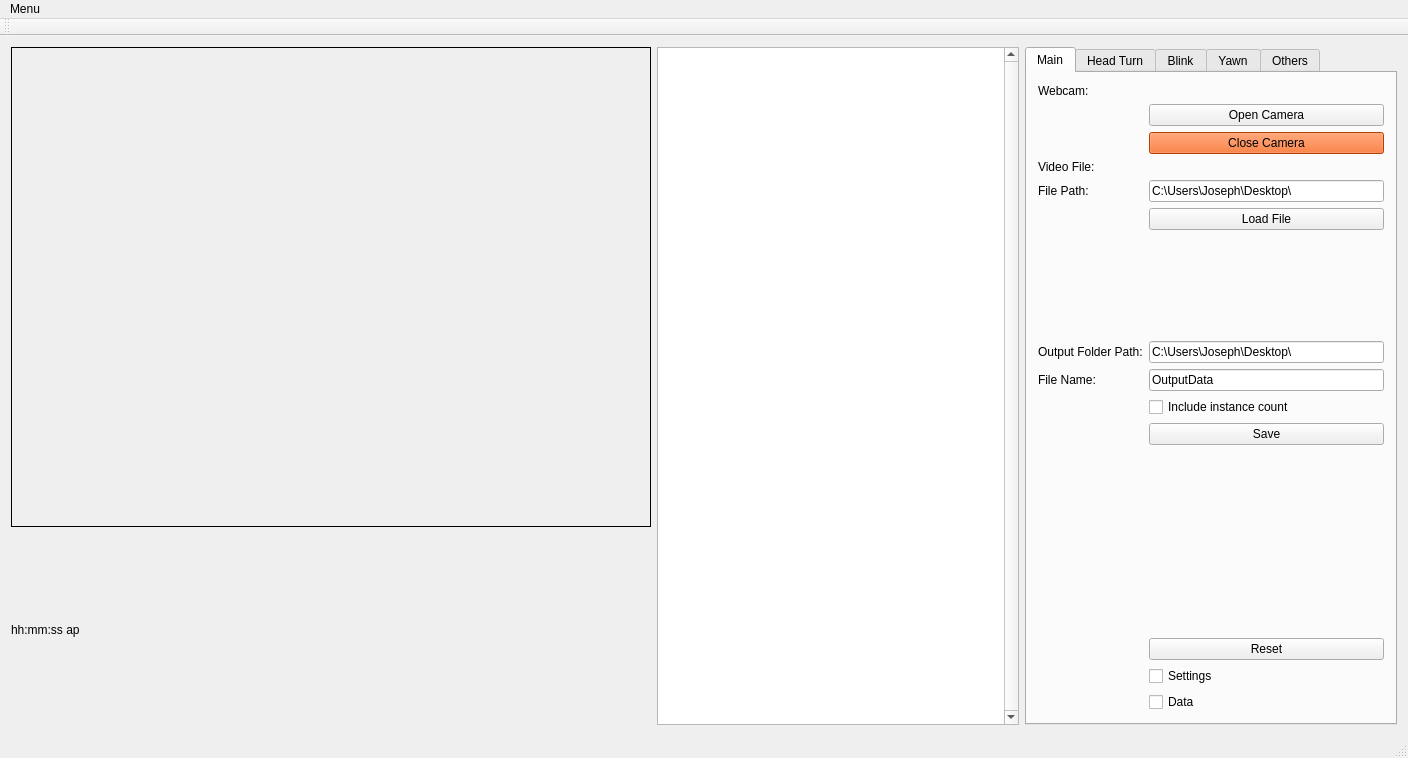
Qt form mainwindow.ui (image-amazing/DriverMonitor) before a commit.
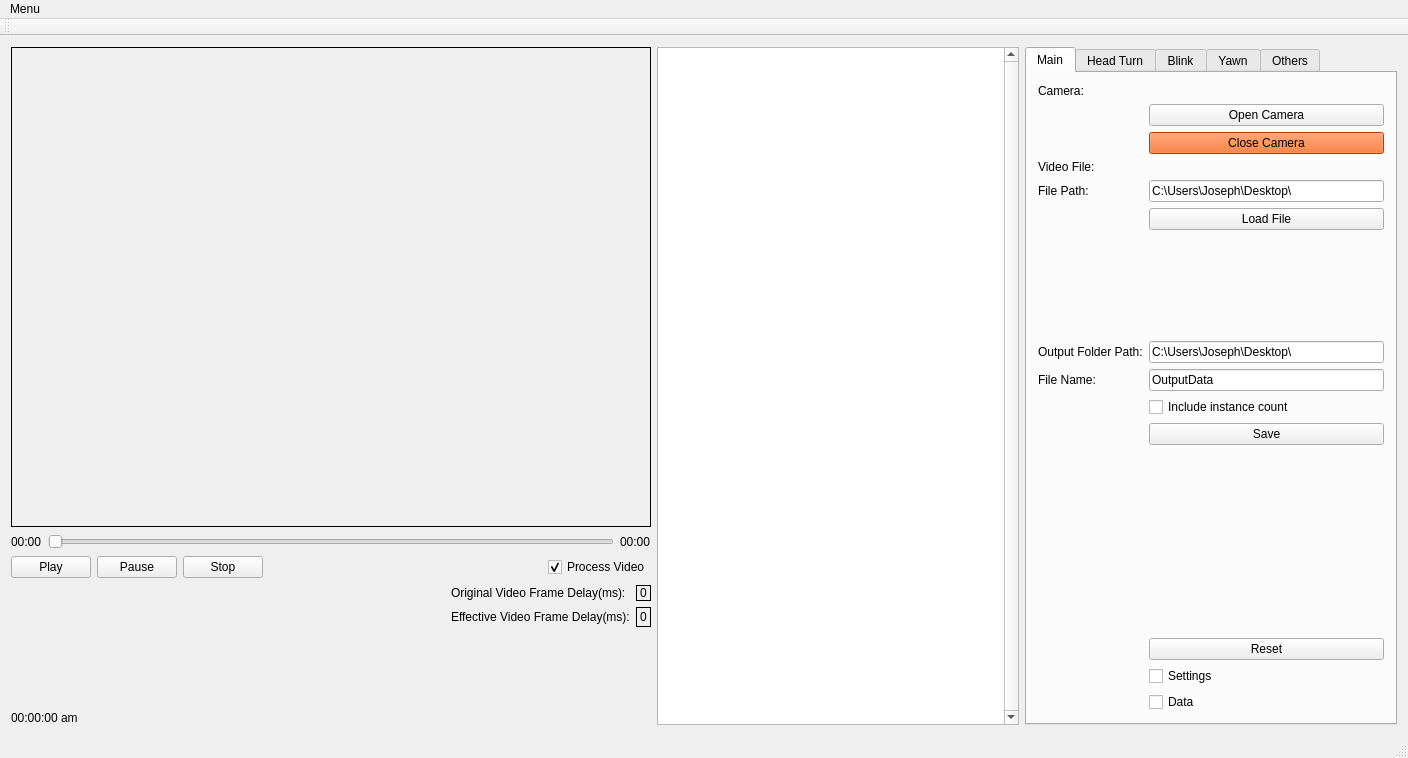
The same form after that commit. Custom widgets are drawn as their Qt base class.

Commit message:
Worked on video functions
Features fixed/added:
- Play, pause and stop buttons
- Video time was used in the algorithms
- Stored each frame for playback to fix VideoCapture lag

The edit to the form file:
```diff
--- a/mainwindow.ui
+++ b/mainwindow.ui
@@ -28,6 +28,9 @@
           <height>480</height>
          </size>
         </property>
+        <property name="autoFillBackground">
+         <bool>false</bool>
+        </property>
         <property name="frameShape">
          <enum>QFrame::Panel</enum>
         </property>
@@ -36,6 +39,149 @@
         </property>
        </widget>
       </item>
+      <item>
+       <layout class="QHBoxLayout" name="horizontalLayout_4">
+        <item>
+         <widget class="QLabel" name="VideoTime_label">
+          <property name="text">
+           <string>00:00</string>
+          </property>
+         </widget>
+        </item>
+        <item>
+         <widget class="QSlider" name="Video_horizontalSlider">
+          <property name="orientation">
+           <enum>Qt::Horizontal</enum>
+          </property>
+         </widget>
+        </item>
+        <item>
+         <widget class="QLabel" name="VideoDuration_label">
+          <property name="text">
+           <string>00:00</string>
+          </property>
+         </widget>
+        </item>
+       </layout>
+      </item>
+      <item>
+       <layout class="QHBoxLayout" name="horizontalLayout_3">
+        <item>
+         <widget class="QPushButton" name="PlayVideo_pushButton">
+          <property name="text">
+           <string>Play</string>
+          </property>
+         </widget>
+        </item>
+        <item>
+         <widget class="QPushButton" name="PauseVideo_pushButton">
+          <property name="text">
+           <string>Pause</string>
+          </property>
+         </widget>
+        </item>
+        <item>
+         <widget class="QPushButton" name="StopVideo_pushButton">
+          <property name="text">
+           <string>Stop</string>
+          </property>
+         </widget>
+        </item>
+        <item>
+         <spacer name="horizontalSpacer_2">
+          <property name="orientation">
+           <enum>Qt::Horizontal</enum>
+          </property>
+          <property name="sizeHint" stdset="0">
+           <size>
+            <width>40</width>
+            <height>20</height>
+           </size>
+          </property>
+         </spacer>
+        </item>
+        <item>
+         <widget class="QCheckBox" name="ProcessVideo_checkBox">
+          <property name="text">
+           <string>Process Video</string>
+          </property>
+          <property name="checked">
+           <bool>true</bool>
+          </property>
+         </widget>
+        </item>
+       </layout>
+      </item>
+      <item>
+       <layout class="QGridLayout" name="gridLayout_6">
+        <item row="0" column="2">
+         <widget class="QLabel" name="OriginalFrameDelay_label">
+          <property name="autoFillBackground">
+           <bool>true</bool>
+          </property>
+          <property name="frameShape">
+           <enum>QFrame::Box</enum>
+          </property>
+          <property name="text">
+           <string>0</string>
+          </property>
+         </widget>
+        </item>
+        <item row="0" column="1">
+         <widget class="QLabel" name="label_28">
+          <property name="text">
+           <string>Original Video Frame Delay(ms):</string>
+          </property>
+         </widget>
+        </item>
+        <item row="1" column="0">
+         <spacer name="horizontalSpacer_3">
+          <property name="orientation">
+           <enum>Qt::Horizontal</enum>
+          </property>
+          <property name="sizeHint" stdset="0">
+           <size>
+            <width>40</width>
+            <height>20</height>
+           </size>
+          </property>
+         </spacer>
+        </item>
+        <item row="1" column="2">
+         <widget class="QLabel" name="EffectiveFrameDelay_label">
+          <property name="autoFillBackground">
+           <bool>true</bool>
+          </property>
+          <property name="frameShape">
+           <enum>QFrame::Box</enum>
+          </property>
+          <property name="text">
+           <string>0</string>
+          </property>
+         </widget>
+        </item>
+        <item row="1" column="1">
+         <widget class="QLabel" name="label_27">
+          <property name="text">
+           <string>Effective Video Frame Delay(ms):</string>
+          </property>
+         </widget>
+        </item>
+       </layout>
+      </item>
+      <item>
+       <spacer name="verticalSpacer_7">
+        <property name="orientation">
+         <enum>Qt::Vertical</enum>
+        </property>
+        <property name="sizeHint" stdset="0">
+         <size>
+          <width>20</width>
+          <height>40</height>
+         </size>
+        </property>
+       </spacer>
+      </item>
       <item>
        <layout class="QHBoxLayout" name="horizontalLayout" stretch="0,0">
         <property name="spacing">
@@ -47,7 +193,7 @@
         <item>
          <widget class="QLabel" name="CurrentTime_label">
           <property name="text">
-           <string>hh:mm:ss ap</string>
+           <string>00:00:00 am</string>
           </property>
          </widget>
         </item>
@@ -106,13 +252,17 @@
         <string>Main</string>
        </attribute>
        <layout class="QVBoxLayout" name="verticalLayout">
-        <item>
-         <layout class="QGridLayout" name="gridLayout_9"/>
-        </item>
         <item>
          <layout class="QGridLayout" name="gridLayout">
+          <item row="0" column="0">
+           <widget class="QLabel" name="label_25">
+            <property name="text">
+             <string>Camera:</string>
+            </property>
+           </widget>
+          </item>
           <item row="1" column="1">
-           <widget class="QPushButton" name="pushButton_open_camera">
+           <widget class="QPushButton" name="OpenCamera_pushButton">
             <property name="text">
              <string>Open Camera</string>
             </property>
@@ -138,8 +288,22 @@
             </property>
            </widget>
           </item>
+          <item row="5" column="1">
+           <widget class="QPushButton" name="LoadVideo_pushButton">
+            <property name="text">
+             <string>Load File</string>
+            </property>
+           </widget>
+          </item>
+          <item row="4" column="0">
+           <widget class="QLabel" name="label_23">
+            <property name="text">
+             <string>File Path:</string>
+            </property>
+           </widget>
+          </item>
           <item row="2" column="1">
-           <widget class="QPushButton" name="pushButton_close_camera">
+           <widget class="QPushButton" name="CloseCamera_pushButton">
             <property name="styleSheet">
              <string notr="true">background-color: rgb(255, 85, 0);
 selection-color: qradialgradient(spread:repeat, cx:0.5, cy:0.5, radius:0.077, fx:0.5, fy:0.5, stop:0 rgba(0, 169, 255, 147), stop:0.497326 rgba(0, 0, 0, 147), stop:1 rgba(0, 169, 255, 147));</string>
@@ -156,24 +320,10 @@
             </property>
            </widget>
           </item>
-          <item row="5" column="1">
-           <widget class="QPushButton" name="LoadVideo_pushButton">
+          <item row="8" column="1">
+           <widget class="QLineEdit" name="FileName_lineEdit">
             <property name="text">
-             <string>Load File</string>
-            </property>
-           </widget>
-          </item>
-          <item row="0" column="0">
-           <widget class="QLabel" name="label_24">
-            <property name="text">
-             <string>Webcam:</string>
-            </property>
-           </widget>
-          </item>
-          <item row="4" column="0">
-           <widget class="QLabel" name="label_23">
-            <property name="text">
-             <string>File Path:</string>
+             <string>OutputData</string>
             </property>
            </widget>
           </item>
@@ -184,6 +334,13 @@
             </property>
            </widget>
           </item>
+          <item row="7" column="1">
+           <widget class="QLineEdit" name="FolderPath_lineEdit">
+            <property name="text">
+             <string>C:\Users\Joseph\Desktop\</string>
+            </property>
+           </widget>
+          </item>
           <item row="9" column="1">
            <widget class="QCheckBox" name="includeCount_checkBox">
             <property name="text">
@@ -201,26 +358,21 @@
             </property>
            </widget>
           </item>
-          <item row="8" column="1">
-           <widget class="QLineEdit" name="FileName_lineEdit">
-            <property name="text">
-             <string>OutputData</string>
+          <item row="6" column="1">
+           <spacer name="verticalSpacer_4">
+            <property name="orientation">
+             <enum>Qt::Vertical</enum>
             </property>
-           </widget>
-          </item>
-          <item row="7" column="1">
-           <widget class="QLineEdit" name="FolderPath_lineEdit">
-            <property name="text">
-             <string>C:\Users\Joseph\Desktop\</string>
+            <property name="sizeType">
+             <enum>QSizePolicy::Fixed</enum>
             </property>
-           </widget>
-          </item>
-          <item row="8" column="0">
-           <widget class="QLabel" name="label_22">
-            <property name="text">
-             <string>File Name:</string>
+            <property name="sizeHint" stdset="0">
+             <size>
+              <width>20</width>
+              <height>105</height>
+             </size>
             </property>
-           </widget>
+           </spacer>
           </item>
           <item row="15" column="1">
            <widget class="QPushButton" name="pushButton_reset">
@@ -239,24 +391,15 @@
             </property>
            </widget>
           </item>
-          <item row="6" column="1">
-           <spacer name="verticalSpacer_4">
-            <property name="orientation">
-             <enum>Qt::Vertical</enum>
+          <item row="8" column="0">
+           <widget class="QLabel" name="label_22">
+            <property name="text">
+             <string>File Name:</string>
             </property>
-            <property name="sizeType">
-             <enum>QSizePolicy::Fixed</enum>
-            </property>
-            <property name="sizeHint" stdset="0">
-             <size>
-              <width>20</width>
-              <height>105</height>
-             </size>
-            </property>
-           </spacer>
+           </widget>
           </item>
           <item row="3" column="0">
-           <widget class="QLabel" name="label_25">
+           <widget class="QLabel" name="label_24">
             <property name="text">
              <string>Video File:</string>
             </property>
```
The commit also changes 5 other files.
